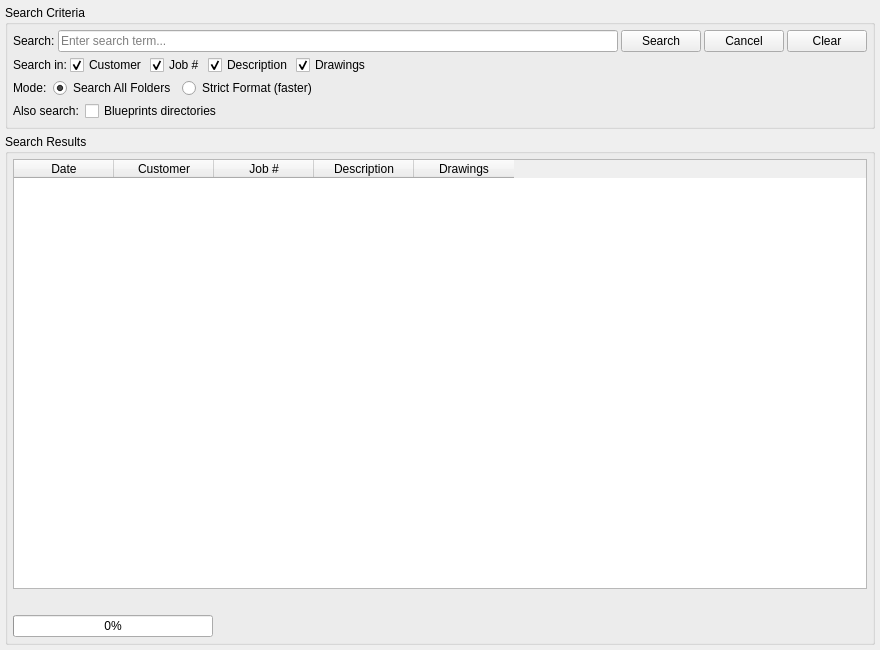
Above: modules/search/ui/search_tab.ui from i-machine-things/JobDocs before the change. Below: the same form after it.
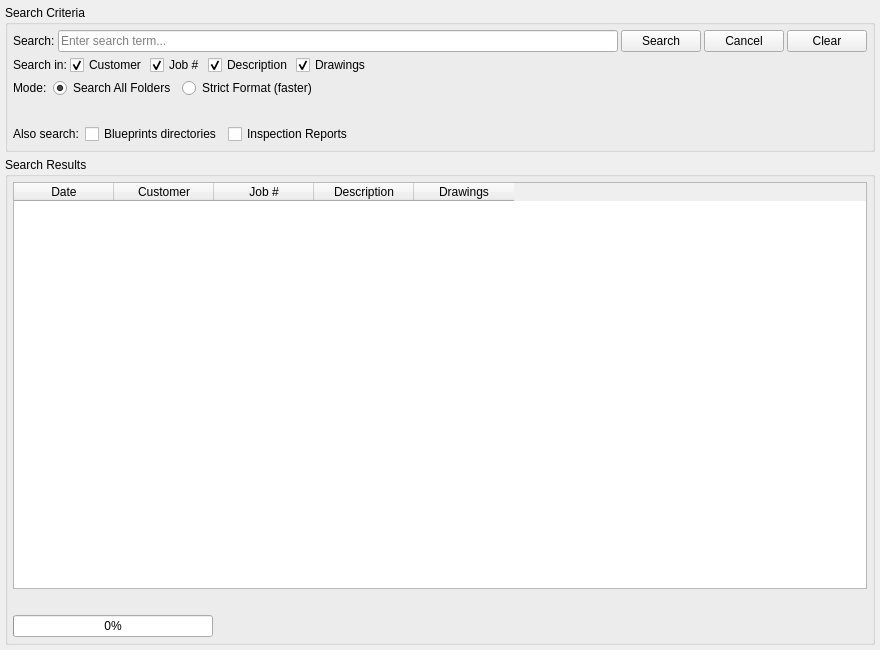
That is the form after the change.

```diff
--- a/modules/search/ui/search_tab.ui
+++ b/modules/search/ui/search_tab.ui
@@ -224,6 +224,37 @@
           <number>0</number>
          </property>
          <item>
+          <spacer name="horizontalSpacer_3">
+           <property name="orientation">
+            <enum>Qt::Horizontal</enum>
+           </property>
+           <property name="sizeHint" stdset="0">
+            <size>
+             <width>40</width>
+             <height>20</height>
+            </size>
+           </property>
+          </spacer>
+         </item>
+        </layout>
+       </widget>
+      </item>
+      <item>
+       <widget class="QWidget" name="also_search_widget" native="true">
+        <layout class="QHBoxLayout" name="alsoSearchLayout">
+         <property name="leftMargin">
+          <number>0</number>
+         </property>
+         <property name="topMargin">
+          <number>0</number>
+         </property>
+         <property name="rightMargin">
+          <number>0</number>
+         </property>
+         <property name="bottomMargin">
+          <number>0</number>
+         </property>
+         <item>
           <widget class="QLabel" name="alsoSearchLabel">
            <property name="text">
             <string>Also search:</string>
@@ -241,7 +272,17 @@
           </widget>
          </item>
          <item>
-          <spacer name="horizontalSpacer_3">
+          <widget class="QCheckBox" name="search_inspection_check">
+           <property name="text">
+            <string>Inspection Reports</string>
+           </property>
+           <property name="checked">
+            <bool>false</bool>
+           </property>
+          </widget>
+         </item>
+         <item>
+          <spacer name="horizontalSpacer_4">
            <property name="orientation">
             <enum>Qt::Horizontal</enum>
            </property>
```
